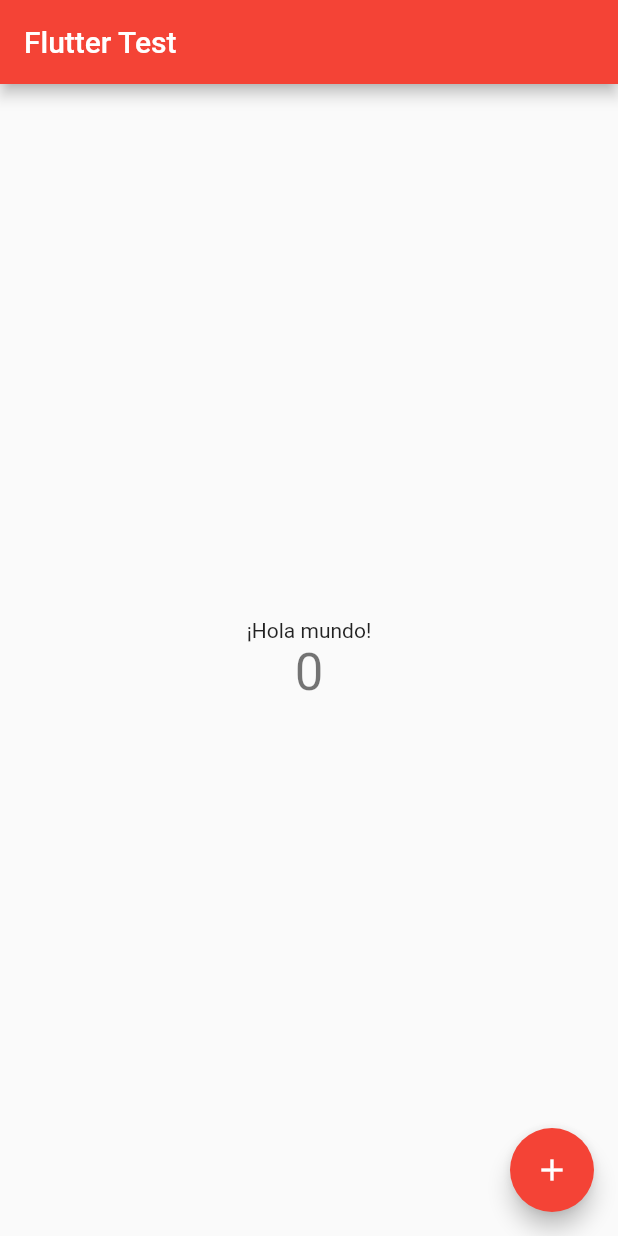
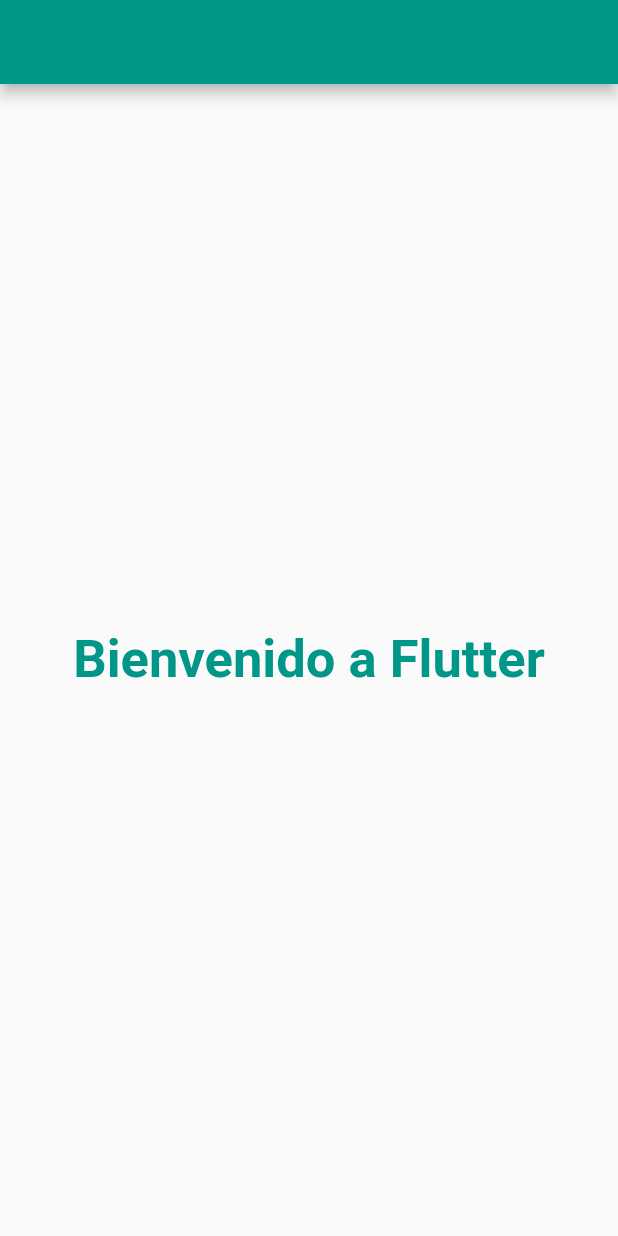
Before and after one commit to soyyjorgito/flutterapp, a Flutter app: the screen it shows after launch, on a phone screen of 412 x 824 dp. Run offline on Flutter 3.47's test engine with Material 2 defaults, Android fonts, the phone set to English and light mode, and no system bars.

Commit message:
Agregado texto y cambiado color de fondo

```diff
--- a/lib/main.dart
+++ b/lib/main.dart
@@ -13,103 +13,27 @@ class MyApp extends StatelessWidget {
     return MaterialApp(
       title: 'Flutter Demo',
       theme: ThemeData(
-        // This is the theme of your application.
-        //
-        // Try running your application with "flutter run". You'll see the
-        // application has a blue toolbar. Then, without quitting the app, try
-        // changing the primarySwatch below to Colors.green and then invoke
-        // "hot reload" (press "r" in the console where you ran "flutter run",
-        // or simply save your changes to "hot reload" in a Flutter IDE).
-        // Notice that the counter didn't reset back to zero; the application
-        // is not restarted.
-        primarySwatch: Colors.red,
+        primarySwatch: Colors.teal,
       ),
-      home: const MyHomePage(title: 'Flutter Test'),
+      home: MyHomePage(),
     );
   }
 }
 
-class MyHomePage extends StatefulWidget {
-  const MyHomePage({super.key, required this.title});
-
-  // This widget is the home page of your application. It is stateful, meaning
-  // that it has a State object (defined below) that contains fields that affect
-  // how it looks.
-
-  // This class is the configuration for the state. It holds the values (in this
-  // case the title) provided by the parent (in this case the App widget) and
-  // used by the build method of the State. Fields in a Widget subclass are
-  // always marked "final".
-
-  final String title;
-
-  @override
-  State<MyHomePage> createState() => _MyHomePageState();
-}
-
-class _MyHomePageState extends State<MyHomePage> {
-  int _counter = 0;
-
-  void _incrementCounter() {
-    setState(() {
-      // This call to setState tells the Flutter framework that something has
-      // changed in this State, which causes it to rerun the build method below
-      // so that the display can reflect the updated values. If we changed
-      // _counter without calling setState(), then the build method would not be
-      // called again, and so nothing would appear to happen.
-      _counter++;
-    });
-  }
+class MyHomePage extends StatelessWidget {
+  MyHomePage();
 
   @override
   Widget build(BuildContext context) {
-    // This method is rerun every time setState is called, for instance as done
-    // by the _incrementCounter method above.
-    //
-    // The Flutter framework has been optimized to make rerunning build methods
-    // fast, so that you can just rebuild anything that needs updating rather
-    // than having to individually change instances of widgets.
+    // TODO: implement build
     return Scaffold(
-      appBar: AppBar(
-        // Here we take the value from the MyHomePage object that was created by
-        // the App.build method, and use it to set our appbar title.
-        title: Text(widget.title),
-      ),
+      appBar: AppBar(),
       body: Center(
-        // Center is a layout widget. It takes a single child and positions it
-        // in the middle of the parent.
-        child: Column(
-          // Column is also a layout widget. It takes a list of children and
-          // arranges them vertically. By default, it sizes itself to fit its
-          // children horizontally, and tries to be as tall as its parent.
-          //
-          // Invoke "debug painting" (press "p" in the console, choose the
-          // "Toggle Debug Paint" action from the Flutter Inspector in Android
-          // Studio, or the "Toggle Debug Paint" command in Visual Studio Code)
-          // to see the wireframe for each widget.
-          //
-          // Column has various properties to control how it sizes itself and
-          // how it positions its children. Here we use mainAxisAlignment to
-          // center the children vertically; the main axis here is the vertical
-          // axis because Columns are vertical (the cross axis would be
-          // horizontal).
-          mainAxisAlignment: MainAxisAlignment.center,
-          children: <Widget>[
-            const Text(
-              '¡Hola mundo!',
-            ),
-            Text(
-              '$_counter',
-              style: Theme.of(context).textTheme.headlineMedium,
-            ),
-          ],
-        ),
-      ),
-      floatingActionButton: FloatingActionButton(
-        onPressed: _incrementCounter,
-        tooltip: 'Increment',
-        child: const Icon(Icons.add),
-      ), // This trailing comma makes auto-formatting nicer for build methods.
+          child: Text("Bienvenido a Flutter",
+              style: TextStyle(
+                  fontSize: 35,
+                  fontWeight: FontWeight.bold,
+                  color: Colors.teal,))),
     );
   }
 }
```
